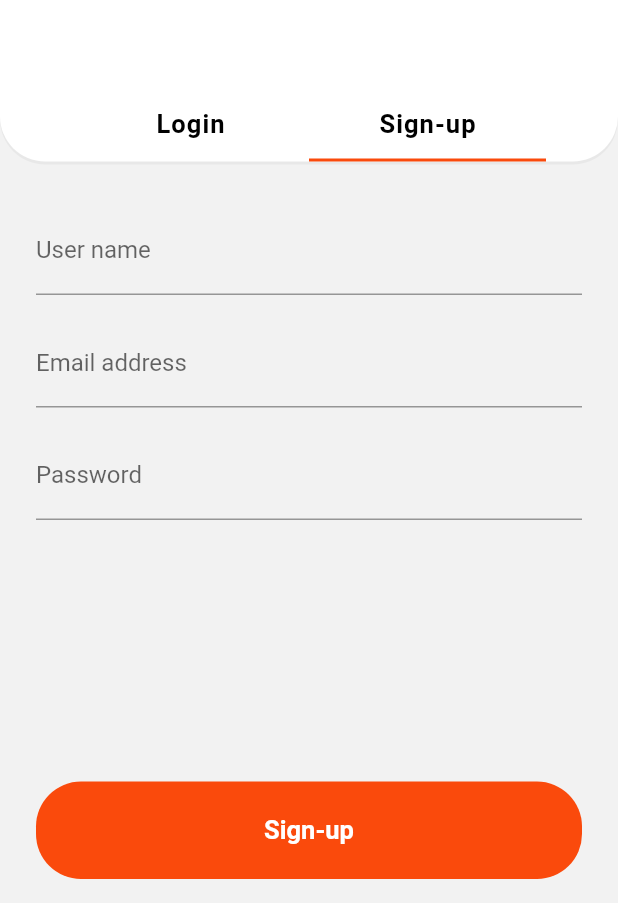
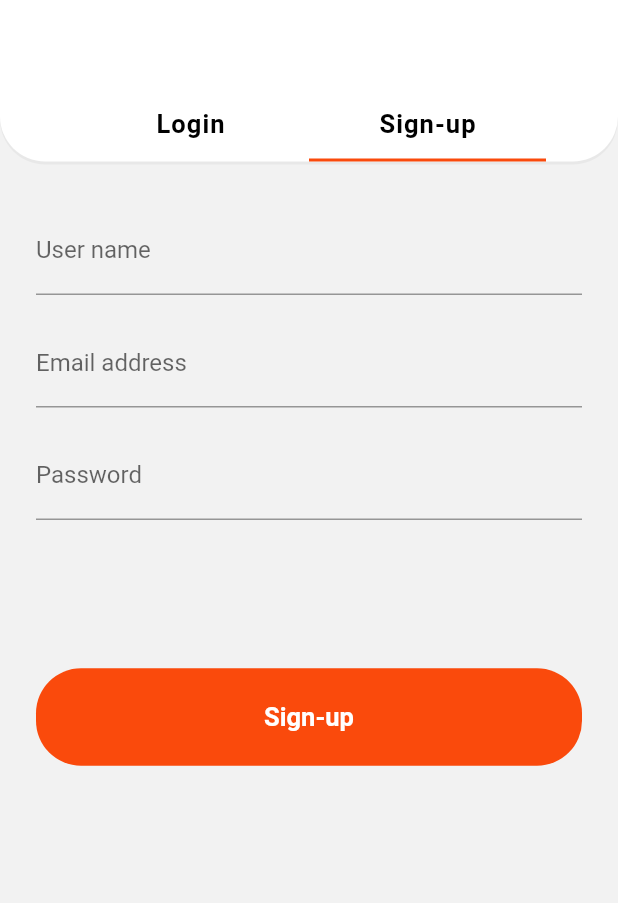
Before and after one commit to DevOps127/boujee, a Flutter app: the ConnexionScreen screen opened by its route, tab 2 chosen, on a phone screen of 412 x 824 dp, the part 333-1236 px from its top. Run offline on Flutter 3.47's test engine with Material 2 defaults, Android fonts, the phone set to English and light mode, and no system bars; our stand-ins replace google_fonts; Roboto replaces fonts that are missing (SF-Pro-Rounded-Regular).

Commit message:
add scroll to register form

```diff
--- a/lib/ui/screens/onboarding_screen.dart
+++ b/lib/ui/screens/onboarding_screen.dart
@@ -26,6 +26,7 @@ class _OnboardingScreenState extends State<OnboardingScreen> {
   Widget build(BuildContext context) {
     return Scaffold(
       backgroundColor: AppColors.primaryColor,
+      resizeToAvoidBottomPadding: false,
       body: Stack(
         children: [
           Positioned(
--- a/lib/ui/widgets/connexion_forms/sign_up_form.dart
+++ b/lib/ui/widgets/connexion_forms/sign_up_form.dart
@@ -25,7 +25,10 @@ class _SignUpFormState extends State<SignUpForm> {
 
   @override
   Widget build(BuildContext context) {
-    return Form(
+    return Scrollbar(
+      child: SingleChildScrollView(
+        physics: BouncingScrollPhysics(),
+        child: Form(
           key: _formKey,
           autovalidateMode: AutovalidateMode.onUserInteraction,
           child: Padding(
@@ -57,9 +60,13 @@ class _SignUpFormState extends State<SignUpForm> {
                     ),
                   ],
                 ),
-            Spacer(),
+                SizedBox(
+                  height: MediaQuery.of(context).size.height * .12,
+                ),
                 DefaultRaisedButton(onTap: _register, text: 'Sign-up'),
               ],
+            ),
+          ),
         ),
       ),
     );
```
Also changed, not shown: lib/ui/widgets/connexion_forms/login_form.dart (+7 -3 lines). Lines whose indentation alone changed are shown as unchanged.
